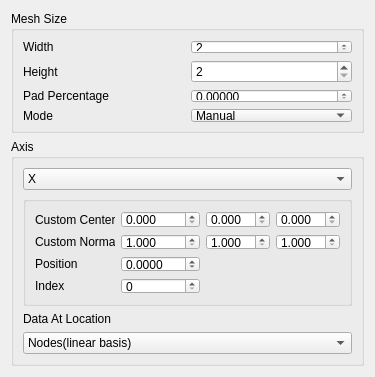
The window that src/Interface/Modules/Fields/CreateImageDialog.ui (SCIInstitute/SCIRun) describes before a commit, drawn with Qt 5.
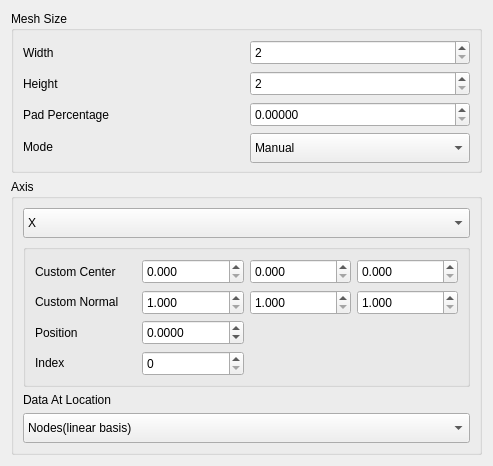
The same window after the commit.

Commit message: Mac UI adjustments

```diff
--- a/src/Interface/Modules/Fields/CreateImageDialog.ui
+++ b/src/Interface/Modules/Fields/CreateImageDialog.ui
@@ -6,8 +6,8 @@
    <rect>
     <x>0</x>
     <y>0</y>
-    <width>375</width>
-    <height>377</height>
+    <width>493</width>
+    <height>466</height>
    </rect>
   </property>
   <property name="sizePolicy">
@@ -18,8 +18,8 @@
   </property>
   <property name="minimumSize">
    <size>
-    <width>375</width>
-    <height>377</height>
+    <width>493</width>
+    <height>466</height>
    </size>
   </property>
   <property name="windowTitle">
@@ -47,6 +47,12 @@
       </item>
       <item row="0" column="1">
        <widget class="QSpinBox" name="width_">
+        <property name="minimumSize">
+         <size>
+          <width>0</width>
+          <height>25</height>
+         </size>
+        </property>
         <property name="minimum">
          <number>2</number>
         </property>
@@ -57,6 +63,12 @@
       </item>
       <item row="1" column="1" rowspan="2">
        <widget class="QSpinBox" name="height_">
+        <property name="minimumSize">
+         <size>
+          <width>0</width>
+          <height>25</height>
+         </size>
+        </property>
         <property name="minimum">
          <number>2</number>
         </property>
@@ -87,6 +99,12 @@
         <property name="enabled">
          <bool>true</bool>
         </property>
+        <property name="minimumSize">
+         <size>
+          <width>0</width>
+          <height>25</height>
+         </size>
+        </property>
         <property name="decimals">
          <number>5</number>
         </property>
@@ -101,6 +119,12 @@
       </item>
       <item row="4" column="1">
        <widget class="QComboBox" name="mode_">
+        <property name="minimumSize">
+         <size>
+          <width>0</width>
+          <height>30</height>
+         </size>
+        </property>
         <item>
          <property name="text">
           <string>Manual</string>
@@ -130,6 +154,12 @@
      <layout class="QVBoxLayout" name="verticalLayout">
       <item>
        <widget class="QComboBox" name="axis_">
+        <property name="minimumSize">
+         <size>
+          <width>0</width>
+          <height>30</height>
+         </size>
+        </property>
         <item>
          <property name="text">
           <string>X</string>
@@ -167,6 +197,12 @@
          </item>
          <item row="2" column="1">
           <widget class="QDoubleSpinBox" name="position_">
+           <property name="minimumSize">
+            <size>
+             <width>0</width>
+             <height>25</height>
+            </size>
+           </property>
            <property name="decimals">
             <number>4</number>
            </property>
@@ -183,6 +219,12 @@
          </item>
          <item row="0" column="2">
           <widget class="QDoubleSpinBox" name="centerY_">
+           <property name="minimumSize">
+            <size>
+             <width>0</width>
+             <height>25</height>
+            </size>
+           </property>
            <property name="decimals">
             <number>3</number>
            </property>
@@ -190,6 +232,12 @@
          </item>
          <item row="1" column="1">
           <widget class="QDoubleSpinBox" name="normalX_">
+           <property name="minimumSize">
+            <size>
+             <width>0</width>
+             <height>25</height>
+            </size>
+           </property>
            <property name="decimals">
             <number>3</number>
            </property>
@@ -200,6 +248,12 @@
          </item>
          <item row="0" column="0">
           <widget class="QLabel" name="label_5">
+           <property name="minimumSize">
+            <size>
+             <width>100</width>
+             <height>0</height>
+            </size>
+           </property>
            <property name="text">
             <string>Custom Center</string>
            </property>
@@ -207,6 +261,12 @@
          </item>
          <item row="1" column="0">
           <widget class="QLabel" name="label_6">
+           <property name="minimumSize">
+            <size>
+             <width>100</width>
+             <height>0</height>
+            </size>
+           </property>
            <property name="text">
             <string>Custom Normal</string>
            </property>
@@ -214,6 +274,12 @@
          </item>
          <item row="1" column="2">
           <widget class="QDoubleSpinBox" name="normalY_">
+           <property name="minimumSize">
+            <size>
+             <width>0</width>
+             <height>25</height>
+            </size>
+           </property>
            <property name="decimals">
             <number>3</number>
            </property>
@@ -224,6 +290,12 @@
          </item>
          <item row="1" column="4">
           <widget class="QDoubleSpinBox" name="normalZ_">
+           <property name="minimumSize">
+            <size>
+             <width>0</width>
+             <height>25</height>
+            </size>
+           </property>
            <property name="decimals">
             <number>3</number>
            </property>
@@ -234,6 +306,12 @@
          </item>
          <item row="0" column="4">
           <widget class="QDoubleSpinBox" name="centerZ_">
+           <property name="minimumSize">
+            <size>
+             <width>0</width>
+             <height>25</height>
+            </size>
+           </property>
            <property name="decimals">
             <number>3</number>
            </property>
@@ -241,6 +319,12 @@
          </item>
          <item row="0" column="1">
           <widget class="QDoubleSpinBox" name="centerX_">
+           <property name="minimumSize">
+            <size>
+             <width>0</width>
+             <height>25</height>
+            </size>
+           </property>
            <property name="decimals">
             <number>3</number>
            </property>
@@ -260,7 +344,14 @@
           </widget>
          </item>
          <item row="3" column="1">
-          <widget class="QSpinBox" name="index_"/>
+          <widget class="QSpinBox" name="index_">
+           <property name="minimumSize">
+            <size>
+             <width>0</width>
+             <height>25</height>
+            </size>
+           </property>
+          </widget>
          </item>
         </layout>
        </widget>
@@ -274,6 +365,12 @@
       </item>
       <item>
        <widget class="QComboBox" name="dataLocation_">
+        <property name="minimumSize">
+         <size>
+          <width>0</width>
+          <height>30</height>
+         </size>
+        </property>
         <item>
          <property name="text">
           <string>Nodes(linear basis)</string>
```
The commit also changes 4 other files.
